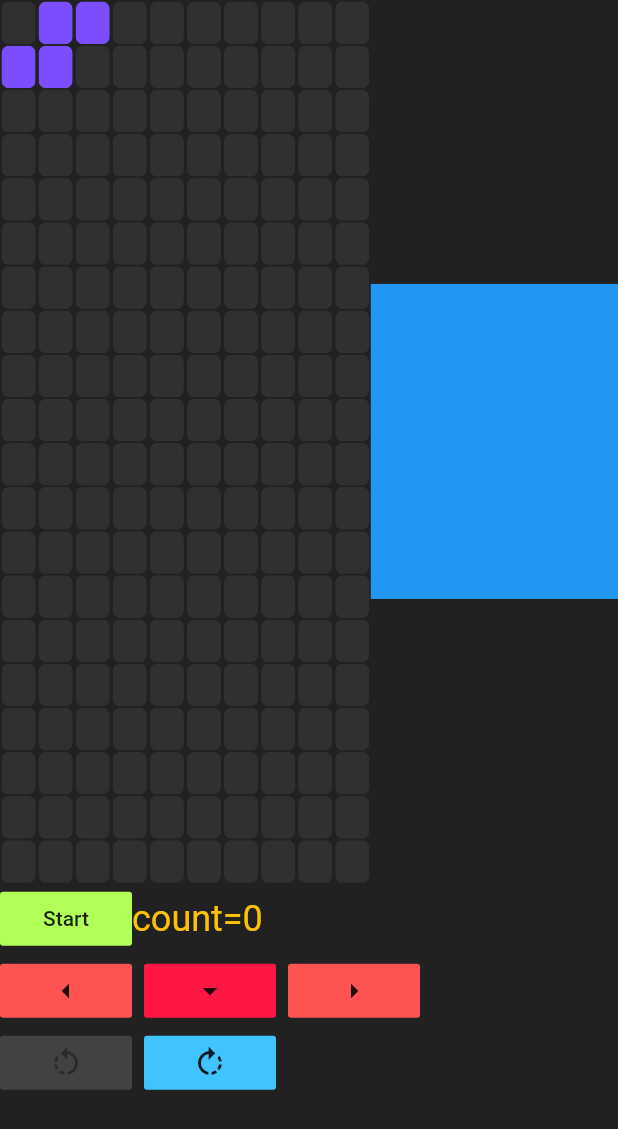
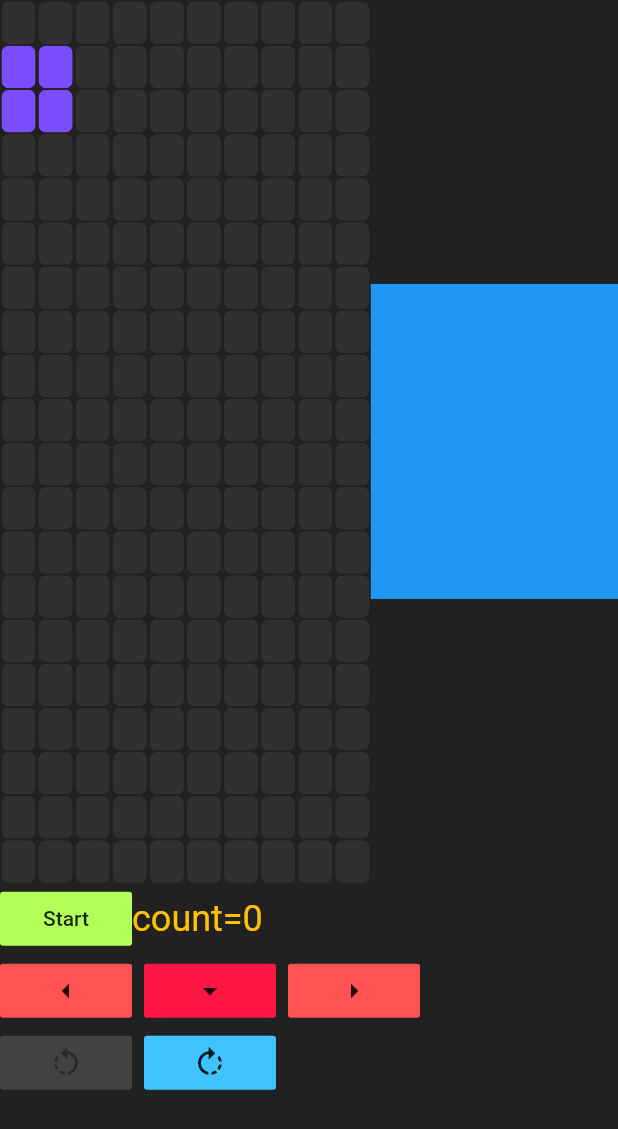
Before and after one commit to beerline/flutter_tetris, a Flutter app: the screen it shows after launch, after a tap on "Start", on a phone screen of 412 x 824 dp. Shown: the top 1129 px of the screen. Run offline on Flutter 3.47's test engine with Material 2 defaults, Android fonts, the phone set to English and light mode, and no system bars; our stand-ins replace get_it.

Commit message:
- split moveDown and checkCollision to give a chance to move shape after it touch bottom or another shape - add OShape -

```diff
--- a/lib/game/game.dart
+++ b/lib/game/game.dart
@@ -1,6 +1,7 @@
 import 'package:fluttertetris/game/level.dart';
 import 'package:fluttertetris/game/play_field.dart';
 import 'package:fluttertetris/game/scores.dart';
+import 'package:fluttertetris/game/shapes/o_shape.dart';
 import 'package:fluttertetris/game/shapes/s_shape.dart';
 import 'package:fluttertetris/game/shapes/shape.dart';
 import 'package:fluttertetris/game/speed.dart';
@@ -11,6 +12,7 @@ abstract class GameAbstract {
   final SpeedAbstract speed;
   final ScoreAbstract score;
   ShapeAbstract playingShape;
+  bool needCheckCollision = false;
 
   GameAbstract(this.playField, this.level, this.speed, this.score);
 
@@ -35,10 +37,16 @@ class Game extends GameAbstract {
     // TODO: implement step
     if (playingShape == null) { // in game
       _createShape();
-      _collisionHandle();
     } else {
-      playingShape.moveDown(playField);
-      _collisionHandle();
+      if (needCheckCollision) {
+        _collisionHandle();
+        needCheckCollision = false;
+      } else {
+        playingShape.moveDown(playField);
+        needCheckCollision = true;
+      }
+
+
     }
     // if game over
       // gameOver // game
@@ -64,7 +72,7 @@ class Game extends GameAbstract {
   _createShape() {
     // TODO randomize shape creating
     // TODO position in center
-    playingShape = SShape();
+    playingShape = OShape();
   }
 
 
--- a/lib/game/shapes/shape.dart
+++ b/lib/game/shapes/shape.dart
@@ -3,11 +3,15 @@ import 'package:fluttertetris/game/block.dart';
 import 'package:fluttertetris/game/play_field.dart';
 import 'package:fluttertetris/game/shapes/shape_orientation.dart';
 
+class TurnException implements Exception {}
+
 abstract class ShapeAbstract {
   Color color;
+  List<BlockAbstract> blocks;
   ShapeOrientationAbstract _orientation = ShapeOrientation();
 
-  // TODO implement in future
+
+  ShapeAbstract(this.blocks, this.color);
 //  counterClockwise();
 
   clockwise(PlayFieldAbstract playField);
@@ -15,8 +19,6 @@ abstract class ShapeAbstract {
 //  List<BlockAbstract> coordinatesBlocks();
 
   get orientation => _orientation;
-
-  List<BlockAbstract> get blocks;
 
   bool detectStackCollision(PlayFieldAbstract playField) {
     var isCollision = false;
@@ -104,8 +106,6 @@ abstract class ShapeAbstract {
 //
 //class JShape extends ShapeAbstract {}
 //
-//class OShape extends ShapeAbstract {}
-//
 //class IShape extends ShapeAbstract {}
 //
 //class TShape extends ShapeAbstract {}
--- a/lib/game/speed.dart
+++ b/lib/game/speed.dart
@@ -3,6 +3,8 @@ import 'package:fluttertetris/game/level.dart';
 abstract class SpeedAbstract {
 
   double getMillisecond(LevelAbstract level) {
+    // todo may be need to additionally divide by 2, because moveDown and
+    // check collision is in different iteration
     return getFramesPerCell(level.current) / fps * 1000;
   }
 
--- a/lib/main.dart
+++ b/lib/main.dart
@@ -48,16 +48,16 @@ class _MainWidgetState extends State<MainWidget> {
   }
 
   void _startGame() {
-    setState(() {
-      game.step();
+//    setState(() {
+//      game.step();
+//    });
+
+    Timer.periodic(Duration(milliseconds: 400), (Timer t) {
+      setState(() {
+//        count += 1;
+        game.step();
+      });
     });
-
-//    Timer.periodic(Duration(milliseconds: 800), (Timer t) {
-//      setState(() {
-////        count += 1;
-//        game.step();
-//      });
-//    });
   }
 
   _transformClockwise() {
```
Also changed, not shown: lib/game/shapes/o_shape.dart (added, +20 -0 lines), lib/game/shapes/s_shape.dart (+5 -6 lines).
